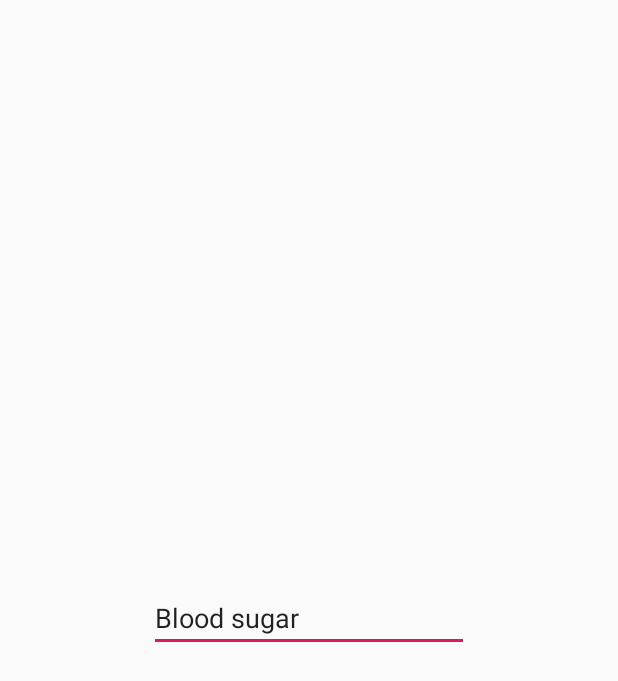
After one commit to tylerboyd/SixthSenseApp, an Android app: the SetupBloodSugar screen opened directly, with no data from a screen before it, on a phone screen of 412 x 824 dp. The commit adds this screen. Shown: the top 681 px of the screen. Run offline under Robolectric (Android 15) with nearby library versions, the phone set to English and light mode, and no system bars.

Commit message:
updated bloodsugar screen

```diff
--- a/app/src/main/AndroidManifest.xml
+++ b/app/src/main/AndroidManifest.xml
@@ -9,7 +9,8 @@
         android:roundIcon="@mipmap/ic_launcher_round"
         android:supportsRtl="true"
         android:theme="@style/AppTheme">
-        <activity android:name=".SetupActivity"></activity>
+        <activity android:name=".SetupBloodSugar"></activity>
+        <activity android:name=".SetupUserType" />
         <activity android:name=".LoginActivity" />
         <activity android:name=".MainActivity">
             <intent-filter>
--- a/app/src/main/java/com/example/sixthsenseapp/MainActivity.java
+++ b/app/src/main/java/com/example/sixthsenseapp/MainActivity.java
@@ -3,11 +3,9 @@ package com.example.sixthsenseapp;
 import android.content.Intent;
 import android.support.v7.app.AppCompatActivity;
 import android.os.Bundle;
-import android.util.Log;
 import android.view.View;
 import android.widget.Button;
 import android.widget.ImageView;
-import android.widget.TextView;
 
 public class MainActivity extends AppCompatActivity {
 
@@ -39,7 +37,7 @@ public class MainActivity extends AppCompatActivity {
         setupButton.setOnClickListener(new View.OnClickListener(){
             @Override
             public void onClick(View view){
-                Intent intent = new Intent(MainActivity.this, SetupActivity.class);
+                Intent intent = new Intent(MainActivity.this, SetupUserType.class);
                 startActivity(intent);
             }
         });
--- /dev/null
+++ b/app/src/main/java/com/example/sixthsenseapp/SetupBloodSugar.java
@@ -0,0 +1,13 @@
+package com.example.sixthsenseapp;
+
+import android.support.v7.app.AppCompatActivity;
+import android.os.Bundle;
+
+public class SetupBloodSugar extends AppCompatActivity {
+
+    @Override
+    protected void onCreate(Bundle savedInstanceState) {
+        super.onCreate(savedInstanceState);
+        setContentView(R.layout.activity_setup_blood_sugar);
+    }
+}
--- /dev/null
+++ b/app/src/main/res/layout/activity_setup_blood_sugar.xml
@@ -0,0 +1,24 @@
+<?xml version="1.0" encoding="utf-8"?>
+<android.support.constraint.ConstraintLayout xmlns:android="http://schemas.android.com/apk/res/android"
+    xmlns:app="http://schemas.android.com/apk/res-auto"
+    xmlns:tools="http://schemas.android.com/tools"
+    android:layout_width="match_parent"
+    android:layout_height="match_parent"
+    tools:context=".SetupBloodSugar">
+
+    <EditText
+        android:id="@+id/editText3"
+        android:layout_width="wrap_content"
+        android:layout_height="wrap_content"
+        android:layout_marginStart="8dp"
+        android:layout_marginTop="8dp"
+        android:layout_marginEnd="8dp"
+        android:layout_marginBottom="8dp"
+        android:ems="10"
+        android:inputType="textPersonName"
+        android:text="Blood sugar"
+        app:layout_constraintBottom_toBottomOf="parent"
+        app:layout_constraintEnd_toEndOf="parent"
+        app:layout_constraintStart_toStartOf="parent"
+        app:layout_constraintTop_toTopOf="parent" />
+</android.support.constraint.ConstraintLayout>
```
Also changed, not shown: app/src/main/java/com/example/sixthsenseapp/SetupActivity.java (deleted, +0 -21 lines), app/src/main/java/com/example/sixthsenseapp/SetupUserType.java (added, +48 -0 lines), app/src/main/res/layout/activity_setup_user_type.xml (renamed from app/src/main/res/layout/activity_setup.xml, +29 -1 lines).
